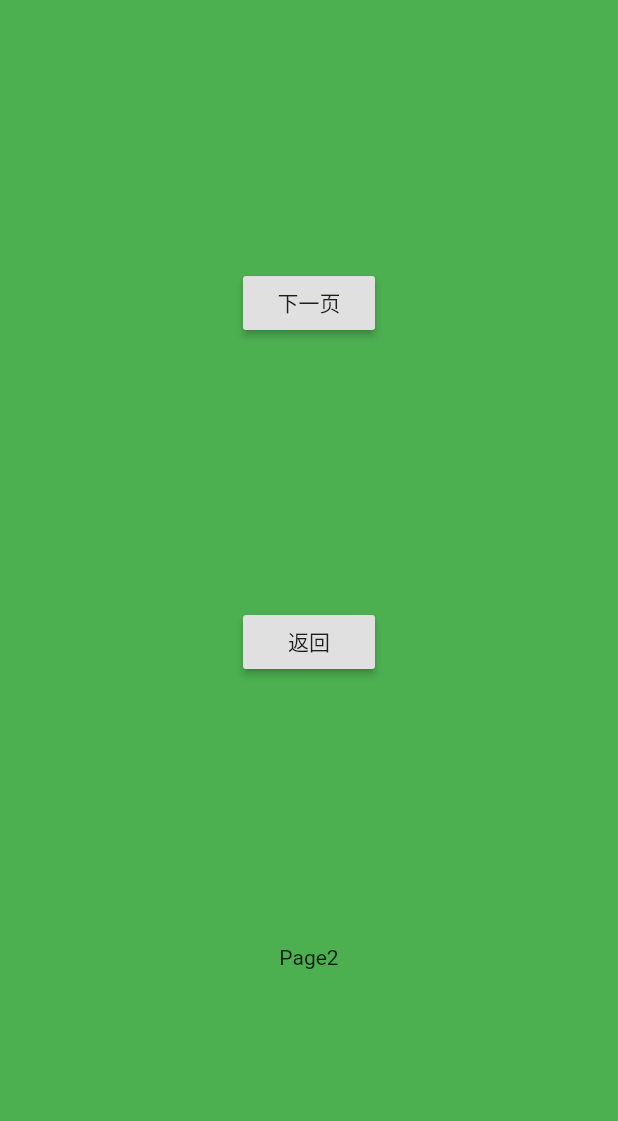
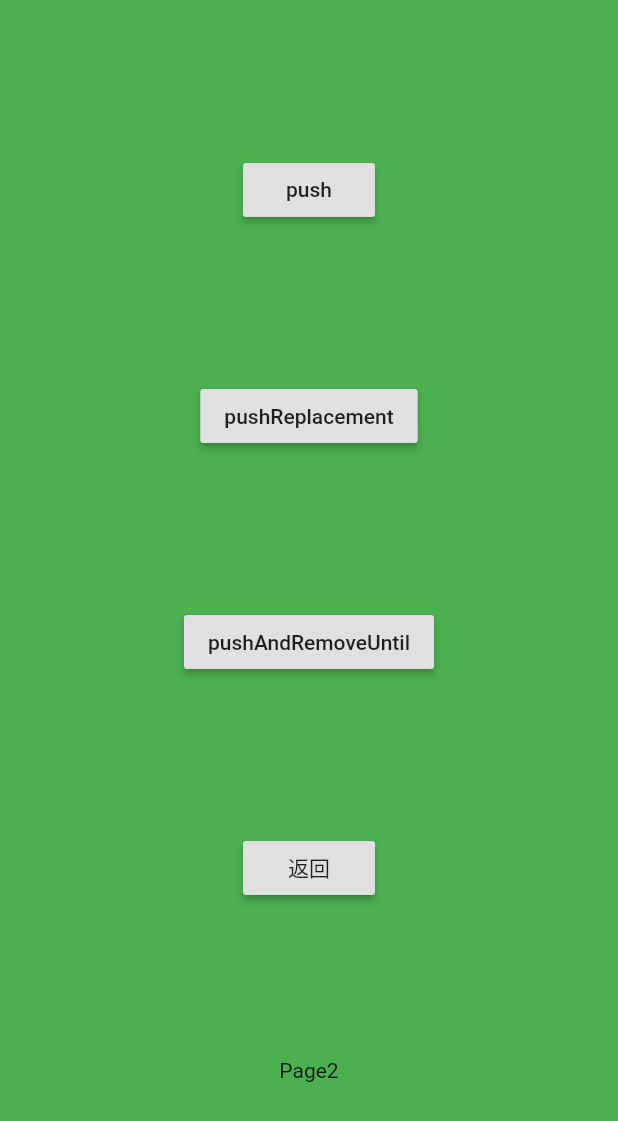
Before and after one commit to lunxinfeng/flutter_app, a Flutter app: the Page2 screen opened directly, on a phone screen of 412 x 824 dp. Shown: the top 1121 px of the screen. Run offline on Flutter 3.47's test engine with Material 2 defaults, Android fonts, the phone set to English and light mode, and no system bars.

Commit message:
flutter study

```diff
--- a/lib/demo/study_2.dart
+++ b/lib/demo/study_2.dart
@@ -1,5 +1,6 @@
 import 'package:flutter/material.dart';
 
+///路由
 void main() {
   runApp(MyApp());
 }
@@ -11,19 +12,16 @@ final Map<String, WidgetBuilder> _routes = {
 };
 
 class MyApp extends StatelessWidget {
-
   @override
   Widget build(BuildContext context) {
-    return MaterialApp(
-        routes: _routes,
-        home: Page1()
-    );
+    return MaterialApp(routes: _routes, home: Page1());
   }
 }
 
 class Page1 extends StatelessWidget {
   @override
   Widget build(BuildContext context) {
+    print('Page1 build');
     return Scaffold(
       backgroundColor: Colors.yellow,
       body: Container(
@@ -33,9 +31,14 @@ class Page1 extends StatelessWidget {
           children: <Widget>[
             RaisedButton(
               onPressed: () {
-                Navigator.push(context,MaterialPageRoute(builder: (context) => Page2()));
+                print('Page1 push Page2');
+                Navigator.push(context,
+                        MaterialPageRoute(builder: (context) => Page2()))
+                    .then((value) {
+                  print('Page1 push result: $value');
+                });
               },
-              child: Text("下一页，无参"),
+              child: Text("push"),
             ),
             Text("Page1")
           ],
@@ -46,9 +49,9 @@ class Page1 extends StatelessWidget {
 }
 
 class Page2 extends StatelessWidget {
-
   @override
   Widget build(BuildContext context) {
+    print('Page2 build');
     return Scaffold(
       backgroundColor: Colors.green,
       body: Container(
@@ -57,13 +60,45 @@ class Page2 extends StatelessWidget {
           mainAxisAlignment: MainAxisAlignment.spaceEvenly,
           children: <Widget>[
             RaisedButton(
-              onPressed: (){
-                Navigator.push(context,MaterialPageRoute(builder: (context) => Page3()));
+              onPressed: () {
+                print('Page2 push Page3');
+                Navigator.push(
+                    context, MaterialPageRoute(builder: (context) => Page3()));
               },
-              child: Text("下一页"),
+              child: Text("push"),
             ),
             RaisedButton(
-              onPressed: (){
+              onPressed: () {
+                print('Page2 pushReplacement Page3  and result: Page2 result');
+                Navigator.pushReplacement(context,
+                        MaterialPageRoute(builder: (context) => Page3()),
+                        result: "Page2 result")
+                    .then((value) {
+                  print('Page2 pushReplacement result: $value');
+                });
+              },
+              child: Text("pushReplacement"),
+            ),
+            RaisedButton(
+              onPressed: () {
+                print(
+                    'Page2 pushAndRemoveUntil Page3');
+                Navigator.pushAndRemoveUntil(
+                        context,
+                        MaterialPageRoute(builder: (context) => Page3()),
+                        (route) {
+                          print('route:$route');
+                          return route.settings.name == "/";
+                        })
+                    .then((value) {
+                  print('Page2 pushAndRemoveUntil result: $value');
+                });
+              },
+              child: Text("pushAndRemoveUntil"),
+            ),
+            RaisedButton(
+              onPressed: () {
+                print('Page2 pop');
                 Navigator.pop(context);
               },
               child: Text("返回"),
@@ -77,9 +112,9 @@ class Page2 extends StatelessWidget {
 }
 
 class Page3 extends StatelessWidget {
-
   @override
   Widget build(BuildContext context) {
+    print('Page3 build');
     return Scaffold(
       backgroundColor: Colors.blue,
       body: Container(
@@ -88,7 +123,8 @@ class Page3 extends StatelessWidget {
           mainAxisAlignment: MainAxisAlignment.spaceEvenly,
           children: <Widget>[
             RaisedButton(
-              onPressed: (){
+              onPressed: () {
+                print('Page3 pop');
                 Navigator.pop(context);
               },
               child: Text("返回"),
```
